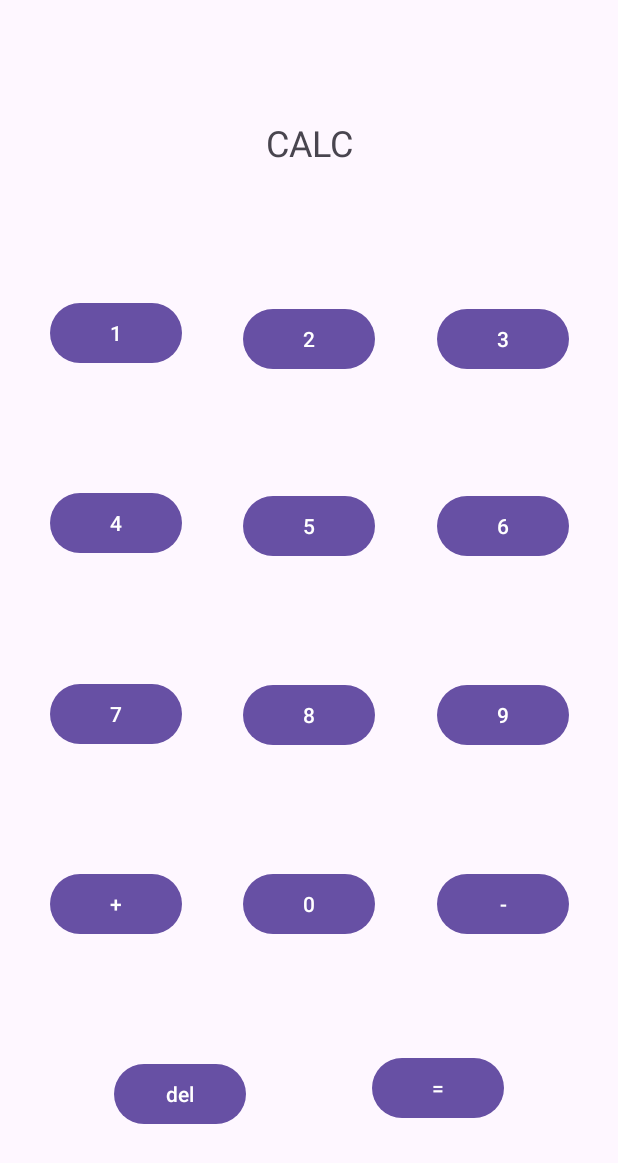
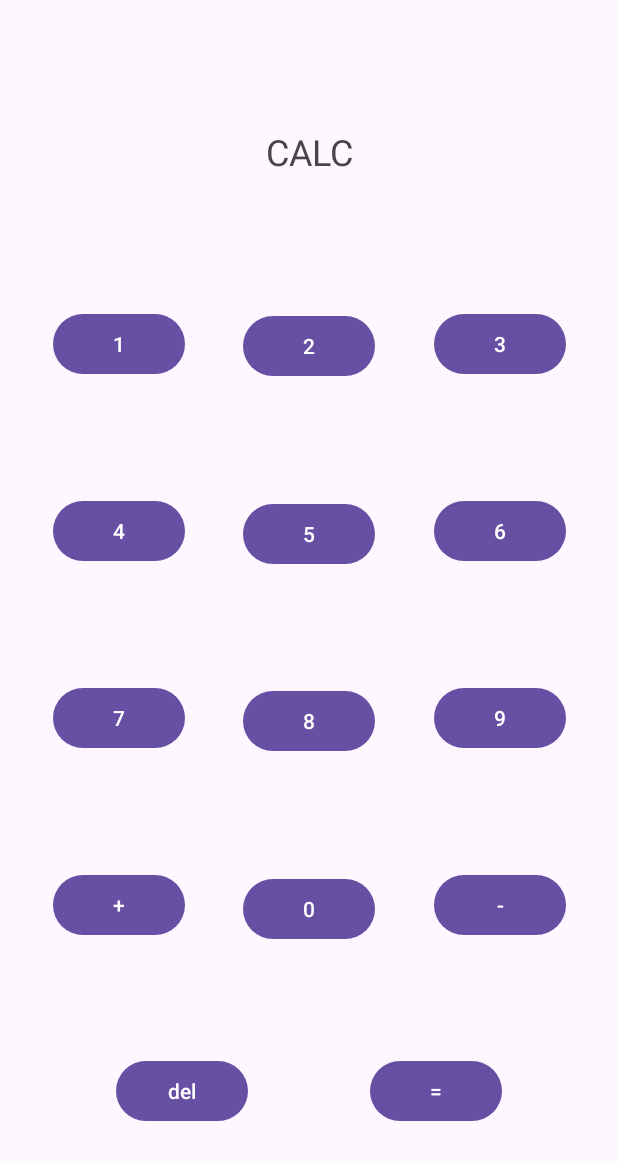
Before and after one commit to ErdunE/NortheasternMiami, an Android app: the QuicCalcActivity screen opened directly, with no data from a screen before it, on a phone screen of 412 x 824 dp. Shown: the top 1163 px of the screen. Run offline under Robolectric (Android 15) with nearby library versions, the phone set to English and light mode, and no system bars.

Commit message:
Finally checked and fixed some minor issues

```diff
--- a/NUMAD25Sp_ErdunE/app/src/main/res/layout/activity_quic_calc.xml
+++ b/NUMAD25Sp_ErdunE/app/src/main/res/layout/activity_quic_calc.xml
@@ -29,7 +29,7 @@
         android:id="@+id/button1"
         android:layout_width="wrap_content"
         android:layout_height="wrap_content"
-        android:layout_margin="8dp"
+        android:layout_margin="4dp"
         android:text="1"
         app:layout_constraintStart_toStartOf="parent"
         app:layout_constraintEnd_toStartOf="@+id/button2"
@@ -41,24 +41,24 @@
         android:id="@+id/button2"
         android:layout_width="wrap_content"
         android:layout_height="wrap_content"
-        android:layout_margin="8dp"
+        android:layout_margin="4dp"
         android:text="2"
         app:layout_constraintStart_toEndOf="@id/button1"
         app:layout_constraintEnd_toStartOf="@+id/button3"
         app:layout_constraintTop_toBottomOf="@id/calcDisplay"
-        app:layout_constraintBottom_toTopOf="@id/button4"
+        app:layout_constraintBottom_toTopOf="@id/button5"
         app:layout_constraintVertical_weight="1"/>
 
     <Button
         android:id="@+id/button3"
         android:layout_width="wrap_content"
         android:layout_height="wrap_content"
-        android:layout_margin="8dp"
+        android:layout_margin="4dp"
         android:text="3"
         app:layout_constraintStart_toEndOf="@id/button2"
         app:layout_constraintEnd_toEndOf="parent"
         app:layout_constraintTop_toBottomOf="@id/calcDisplay"
-        app:layout_constraintBottom_toTopOf="@id/button4"
+        app:layout_constraintBottom_toTopOf="@id/button6"
         app:layout_constraintVertical_weight="1"/>
 
     <!-- Row 2: Buttons 4, 5, 6 -->
@@ -66,7 +66,7 @@
         android:id="@+id/button4"
         android:layout_width="wrap_content"
         android:layout_height="wrap_content"
-        android:layout_margin="8dp"
+        android:layout_margin="4dp"
         android:text="4"
         app:layout_constraintStart_toStartOf="parent"
         app:layout_constraintEnd_toStartOf="@+id/button5"
@@ -78,24 +78,24 @@
         android:id="@+id/button5"
         android:layout_width="wrap_content"
         android:layout_height="wrap_content"
-        android:layout_margin="8dp"
+        android:layout_margin="4dp"
         android:text="5"
         app:layout_constraintStart_toEndOf="@id/button4"
         app:layout_constraintEnd_toStartOf="@+id/button6"
         app:layout_constraintTop_toBottomOf="@+id/button2"
-        app:layout_constraintBottom_toTopOf="@id/button7"
+        app:layout_constraintBottom_toTopOf="@id/button8"
         app:layout_constraintVertical_weight="1"/>
 
     <Button
         android:id="@+id/button6"
         android:layout_width="wrap_content"
         android:layout_height="wrap_content"
-        android:layout_margin="8dp"
+        android:layout_margin="4dp"
         android:text="6"
         app:layout_constraintStart_toEndOf="@id/button5"
         app:layout_constraintEnd_toEndOf="parent"
         app:layout_constraintTop_toBottomOf="@+id/button3"
-        app:layout_constraintBottom_toTopOf="@id/button7"
+        app:layout_constraintBottom_toTopOf="@id/button9"
         app:layout_constraintVertical_weight="1"/>
 
     <!-- Row 3: Buttons 7, 8, 9 -->
@@ -103,7 +103,7 @@
         android:id="@+id/button7"
         android:layout_width="wrap_content"
         android:layout_height="wrap_content"
-        android:layout_margin="8dp"
+        android:layout_margin="4dp"
         android:text="7"
         app:layout_constraintStart_toStartOf="parent"
         app:layout_constraintEnd_toStartOf="@+id/button8"
@@ -115,24 +115,24 @@
         android:id="@+id/button8"
         android:layout_width="wrap_content"
         android:layout_height="wrap_content"
-        android:layout_margin="8dp"
+        android:layout_margin="4dp"
         android:text="8"
         app:layout_constraintStart_toEndOf="@id/button7"
         app:layout_constraintEnd_toStartOf="@+id/button9"
         app:layout_constraintTop_toBottomOf="@+id/button5"
-        app:layout_constraintBottom_toTopOf="@+id/buttonPlus"
+        app:layout_constraintBottom_toTopOf="@+id/button0"
         app:layout_constraintVertical_weight="1"/>
 
     <Button
         android:id="@+id/button9"
         android:layout_width="wrap_content"
         android:layout_height="wrap_content"
-        android:layout_margin="8dp"
+        android:layout_margin="4dp"
         android:text="9"
         app:layout_constraintStart_toEndOf="@id/button8"
         app:layout_constraintEnd_toEndOf="parent"
         app:layout_constraintTop_toBottomOf="@+id/button6"
-        app:layout_constraintBottom_toTopOf="@+id/buttonPlus"
+        app:layout_constraintBottom_toTopOf="@+id/buttonMinus"
         app:layout_constraintVertical_weight="1"/>
 
     <!-- Row 4: Buttons +, 0, - -->
@@ -140,7 +140,7 @@
         android:id="@+id/buttonPlus"
         android:layout_width="wrap_content"
         android:layout_height="wrap_content"
-        android:layout_margin="8dp"
+        android:layout_margin="4dp"
         android:text="+"
         app:layout_constraintStart_toStartOf="parent"
         app:layout_constraintEnd_toStartOf="@+id/button0"
@@ -152,7 +152,7 @@
         android:id="@+id/button0"
         android:layout_width="wrap_content"
         android:layout_height="wrap_content"
-        android:layout_margin="8dp"
+        android:layout_margin="4dp"
         android:text="0"
         app:layout_constraintStart_toEndOf="@id/buttonPlus"
         app:layout_constraintEnd_toStartOf="@+id/buttonMinus"
@@ -164,12 +164,12 @@
         android:id="@+id/buttonMinus"
         android:layout_width="wrap_content"
         android:layout_height="wrap_content"
-        android:layout_margin="8dp"
+        android:layout_margin="4dp"
         android:text="-"
         app:layout_constraintStart_toEndOf="@id/button0"
         app:layout_constraintEnd_toEndOf="parent"
         app:layout_constraintTop_toBottomOf="@+id/button9"
-        app:layout_constraintBottom_toTopOf="@+id/buttonDel"
+        app:layout_constraintBottom_toTopOf="@+id/buttonEquals"
         app:layout_constraintVertical_weight="1"/>
 
     <!-- Row 5: Buttons del, = -->
@@ -177,7 +177,7 @@
         android:id="@+id/buttonDel"
         android:layout_width="wrap_content"
         android:layout_height="wrap_content"
-        android:layout_margin="8dp"
+        android:layout_margin="4dp"
         android:text="del"
         app:layout_constraintStart_toStartOf="parent"
         app:layout_constraintEnd_toStartOf="@+id/buttonEquals"
@@ -189,7 +189,7 @@
         android:id="@+id/buttonEquals"
         android:layout_width="wrap_content"
         android:layout_height="wrap_content"
-        android:layout_margin="8dp"
+        android:layout_margin="4dp"
         android:text="="
         app:layout_constraintStart_toEndOf="@id/buttonDel"
         app:layout_constraintEnd_toEndOf="parent"
```
